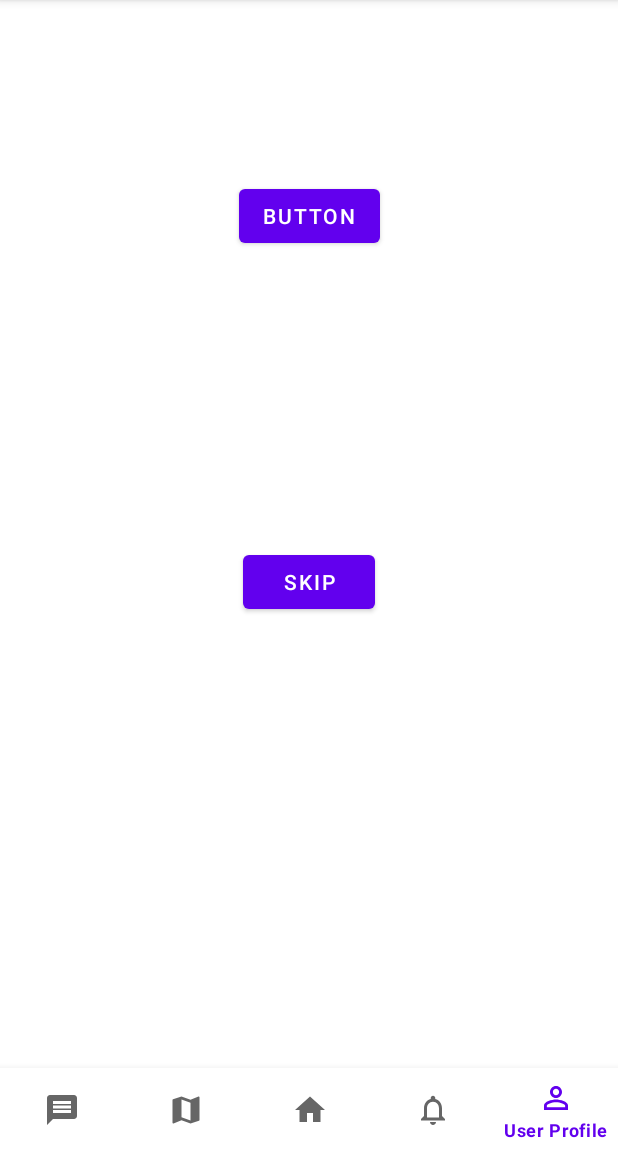
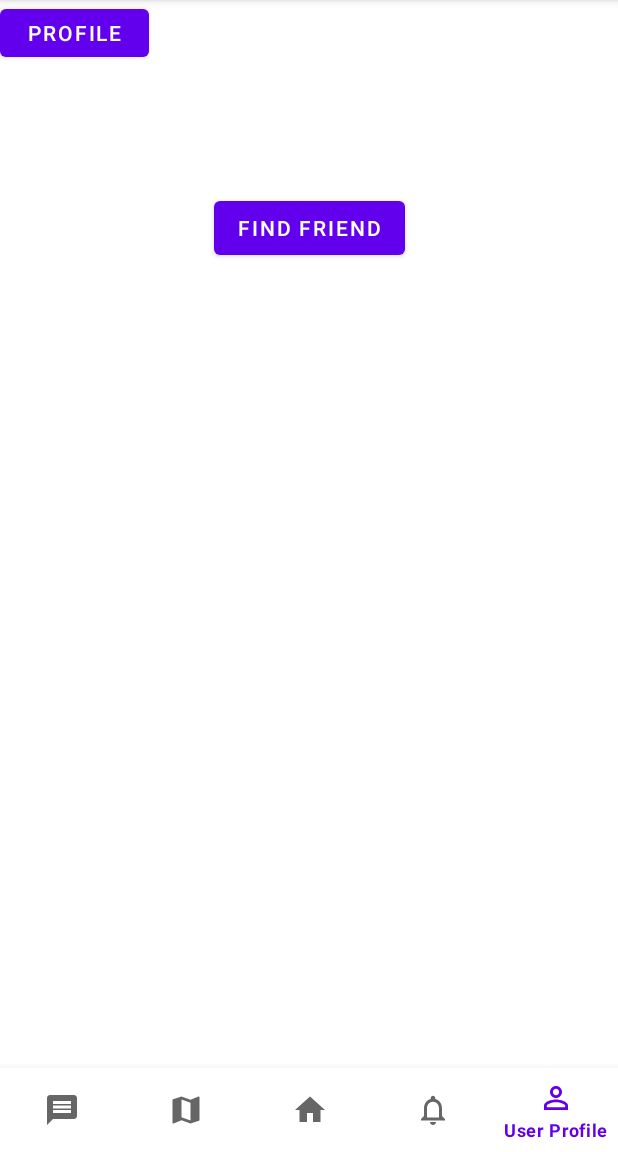
Before and after one commit to Hani311/LetsLink, an Android app: the ProfileNavigationFragment screen opened through its navigation route, on a phone screen of 412 x 824 dp, the part 84-1236 px from its top. Run offline under Robolectric (Android 15) with nearby library versions, the phone set to English and light mode, and no system bars; our stand-ins replace data binding, navigation-ui.

Commit message:
friendsearch0.1beta

```diff
--- a/app/build.gradle
+++ b/app/build.gradle
@@ -80,7 +80,7 @@ dependencies {
     implementation'com.google.firebase:firebase-storage:11.0.4'
     implementation 'com.squareup.picasso:picasso:2.71828'
     implementation 'com.theartofdev.edmodo:android-image-cropper:2.4.+'
-
+    implementation 'com.firebaseui:firebase-ui-database:2.1.1'
 }
 repositories {
     mavenCentral()
--- a/app/src/main/java/com/example/androidproject/ProfileNavigationFragment.java
+++ b/app/src/main/java/com/example/androidproject/ProfileNavigationFragment.java
@@ -1,6 +1,5 @@
 package com.example.androidproject;
 
-import android.app.Activity;
 import android.content.Intent;
 import android.os.Bundle;
 
@@ -28,7 +27,8 @@ public class ProfileNavigationFragment extends Fragment {
     public View onCreateView(LayoutInflater inflater, ViewGroup container,
                              Bundle savedInstanceState) {
         View view = inflater.inflate(R.layout.fragment_profile_navigation_fragment, container, false);
-        Button  skip=view.findViewById(R.id.profileBtn);
+        Button  skip=view.findViewById(R.id.profileBTN);
+        Button  findBtn=view.findViewById(R.id.findBtn);
         skip.setOnClickListener(new View.OnClickListener() {
             @Override
             public void onClick(View v) {
@@ -36,6 +36,14 @@ public class ProfileNavigationFragment extends Fragment {
                 startActivity(intent);
             }
         });
+
+        findBtn.setOnClickListener(new View.OnClickListener() {
+            @Override
+            public void onClick(View v) {
+                Intent intent = new Intent (getActivity(), FindfriendActivity.class);
+                startActivity(intent);
+            }
+        });
         // Inflate the layout for this fragment
         return view;
     }
--- a/app/src/main/java/com/example/androidproject/UserProfile.java
+++ b/app/src/main/java/com/example/androidproject/UserProfile.java
@@ -86,8 +86,8 @@ public class UserProfile extends AppCompatActivity {
             @Override
             public void onDataChange(@NonNull DataSnapshot snapshot) {
                 if(snapshot.exists()&&  snapshot.getChildrenCount() > 0){
-                    if(snapshot.hasChild("image")){
-                        String image = snapshot.child("image").getValue().toString();
+                    if(snapshot.hasChild("imageURL")){
+                        String image = snapshot.child("imageURL").getValue().toString();
                         Picasso.get().load(image).into(civ);
                     }
                 }
@@ -126,7 +126,7 @@ public class UserProfile extends AppCompatActivity {
                         Uri downloadUrl= task.getResult();
                         myUri = downloadUrl.toString();
                         HashMap<String, Object> userMap = new HashMap<>();
-                        userMap.put("image", myUri);
+                        userMap.put("imageURL", myUri);
                         databaseReference.child(mAuth.getCurrentUser().getUid()).updateChildren(userMap);
                         progressDialog.dismiss();
                     }
--- a/app/src/main/res/layout/fragment_profile_navigation_fragment.xml
+++ b/app/src/main/res/layout/fragment_profile_navigation_fragment.xml
@@ -2,30 +2,28 @@
 <androidx.constraintlayout.widget.ConstraintLayout xmlns:android="http://schemas.android.com/apk/res/android"
     xmlns:app="http://schemas.android.com/apk/res-auto"
     xmlns:tools="http://schemas.android.com/tools"
+    android:id="@+id/profileBtn"
     android:layout_width="match_parent"
     android:layout_height="match_parent"
     tools:context=".ProfileNavigationFragment">
 
     <Button
-        android:id="@+id/profileBtn"
+        android:id="@+id/findBtn"
         android:layout_width="wrap_content"
         android:layout_height="wrap_content"
         android:layout_gravity="center_horizontal"
-        android:layout_marginTop="196dp"
-        android:text="skip"
-        app:layout_constraintEnd_toEndOf="parent"
-        app:layout_constraintStart_toStartOf="parent"
-        app:layout_constraintTop_toBottomOf="@+id/button2" />
-
-    <Button
-        android:id="@+id/button2"
-        android:layout_width="wrap_content"
-        android:layout_height="wrap_content"
-        android:layout_gravity="center_horizontal"
-        android:layout_marginTop="120dp"
-        android:text="Button"
+        android:layout_marginTop="128dp"
+        android:text="FIND FRIEND"
         app:layout_constraintEnd_toEndOf="parent"
         app:layout_constraintStart_toStartOf="parent"
         app:layout_constraintTop_toTopOf="parent" />
 
+    <Button
+        android:id="@+id/profileBTN"
+        android:layout_width="99dp"
+        android:layout_height="44dp"
+        android:text="Profile"
+        tools:layout_editor_absoluteX="164dp"
+        tools:layout_editor_absoluteY="350dp" />
+
 </androidx.constraintlayout.widget.ConstraintLayout>
```
Also changed, not shown: app/src/main/AndroidManifest.xml (+10 -7 lines), app/src/main/java/com/example/androidproject/FindFriends.java (added, +30 -0 lines), app/src/main/java/com/example/androidproject/FindfriendActivity.java (added, +92 -0 lines), app/src/main/res/layout/all_users_display_layout.xml (added, +44 -0 lines), app/src/main/res/layout/findfriend.xml (added, +53 -0 lines).
